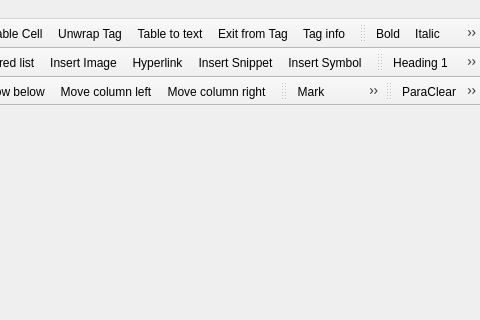
Old version of the form src/gui/mainwindow.ui in the repository NeoProgramming/NeoPad; both pictures show x 857 to 1337 and y 0 to 320 of the 1337 by 672 pixel window.
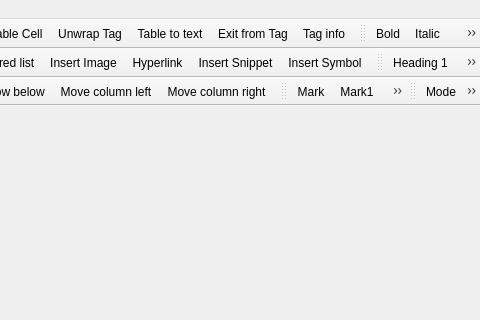
New version of the form. Icons and pictures are not drawn.

```diff
--- a/src/gui/mainwindow.ui
+++ b/src/gui/mainwindow.ui
@@ -426,6 +426,7 @@
    <attribute name="toolBarBreak">
     <bool>false</bool>
    </attribute>
+   <addaction name="actionParaMode"/>
    <addaction name="actionParaClear"/>
    <addaction name="actionParaMark0"/>
    <addaction name="actionParaMark1"/>
@@ -1973,6 +1974,15 @@
     <string>Restore</string>
    </property>
   </action>
+  <action name="actionParaMode">
+   <property name="icon">
+    <iconset resource="../neopad.qrc">
+     <normaloff>:/para/images/para-mode.png</normaloff>:/para/images/para-mode.png</iconset>
+   </property>
+   <property name="text">
+    <string>Mode</string>
+   </property>
+  </action>
  </widget>
  <resources>
   <include location="../neopad.qrc"/>
```
Left out of the diff: 2 changed lines with no effect on the pictures.
